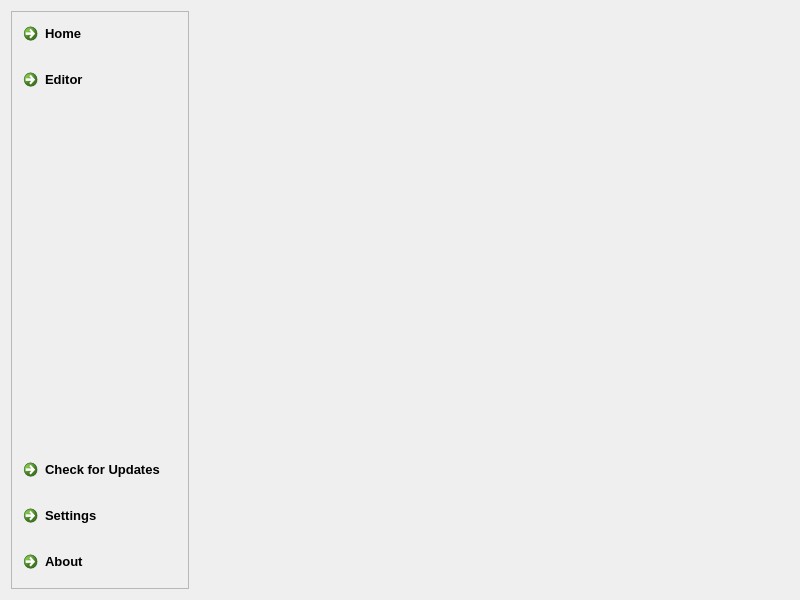
First picture: the form in NickvisionApplication/UI/Views/MainWindow.ui, repository NickvisionApps/Application, before the edit.
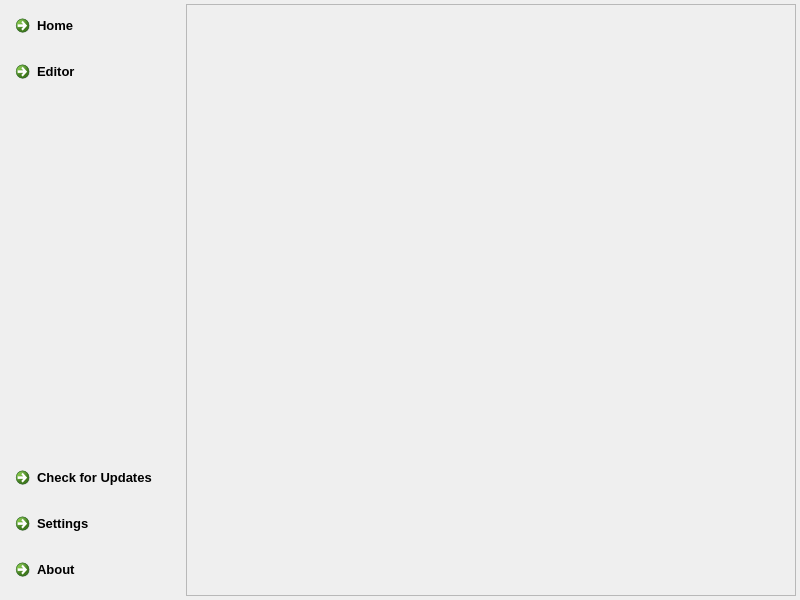
Second picture: the form after the edit. Icons and pictures are not drawn.

Diff of the .ui file:
```diff
--- a/NickvisionApplication/UI/Views/MainWindow.ui
+++ b/NickvisionApplication/UI/Views/MainWindow.ui
@@ -25,14 +25,20 @@
   </property>
   <widget class="QWidget" name="centralWidget">
    <layout class="QHBoxLayout" name="horizontalLayout">
+    <property name="leftMargin">
+     <number>4</number>
+    </property>
+    <property name="topMargin">
+     <number>4</number>
+    </property>
+    <property name="rightMargin">
+     <number>4</number>
+    </property>
+    <property name="bottomMargin">
+     <number>4</number>
+    </property>
     <item>
      <widget class="QFrame" name="navBar">
-      <property name="frameShape">
-       <enum>QFrame::StyledPanel</enum>
-      </property>
-      <property name="frameShadow">
-       <enum>QFrame::Raised</enum>
-      </property>
       <layout class="QVBoxLayout" name="verticalLayout_2">
        <property name="leftMargin">
         <number>4</number>
@@ -253,23 +259,11 @@
      </widget>
     </item>
     <item>
-     <spacer name="horizontalSpacer">
-      <property name="orientation">
-       <enum>Qt::Horizontal</enum>
+     <widget class="QStackedWidget" name="viewStack">
+      <property name="frameShape">
+       <enum>QFrame::StyledPanel</enum>
       </property>
-      <property name="sizeType">
-       <enum>QSizePolicy::Fixed</enum>
-      </property>
-      <property name="sizeHint" stdset="0">
-       <size>
-        <width>10</width>
-        <height>20</height>
-       </size>
-      </property>
-     </spacer>
-    </item>
-    <item>
-     <widget class="QStackedWidget" name="viewStack"/>
+     </widget>
     </item>
    </layout>
   </widget>
```
